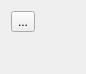
KDE/calligra, file words/part/pagetool/SimpleSetupWidget.ui: the form before one commit.
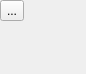
The form after the commit.

```diff
--- a/words/part/pagetool/SimpleSetupWidget.ui
+++ b/words/part/pagetool/SimpleSetupWidget.ui
@@ -11,6 +11,21 @@
    </rect>
   </property>
   <layout class="QVBoxLayout" name="verticalLayout">
+   <property name="spacing">
+    <number>0</number>
+   </property>
+   <property name="leftMargin">
+    <number>0</number>
+   </property>
+   <property name="topMargin">
+    <number>0</number>
+   </property>
+   <property name="rightMargin">
+    <number>0</number>
+   </property>
+   <property name="bottomMargin">
+    <number>0</number>
+   </property>
    <item>
     <widget class="QToolButton" name="setup">
      <property name="text">
```
